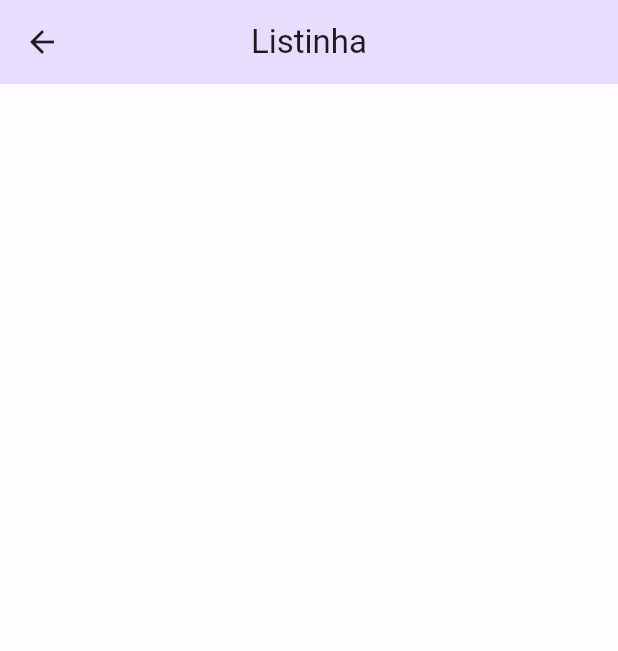
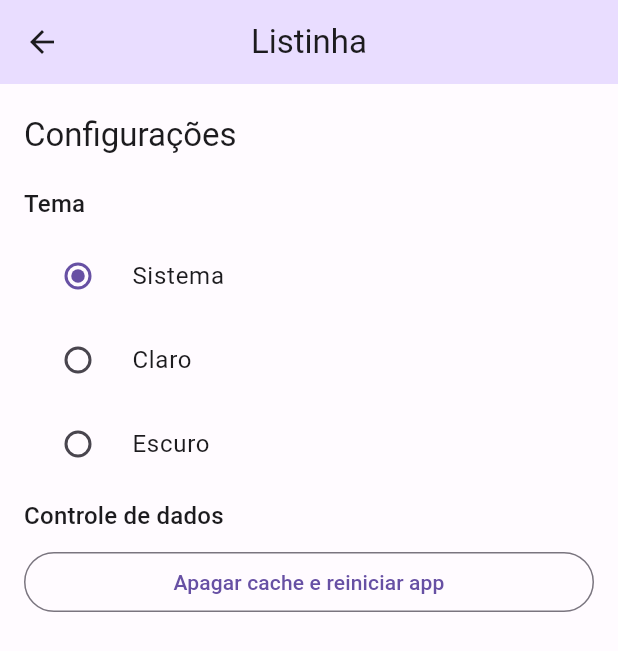
Before and after one commit to alvesluc/listinha, a Flutter app: the SettingsPage screen opened by its route, on a phone screen of 412 x 824 dp. Shown: the top 651 px of the screen. Run offline on Flutter 3.47's test engine with Material 2 defaults, Android fonts, the phone set to English and light mode, and no system bars; our stand-ins replace flutter_modular.

Commit message:
Theme state management

```diff
--- a/lib/src/app_module.dart
+++ b/lib/src/app_module.dart
@@ -1,9 +1,16 @@
 import 'package:flutter_modular/flutter_modular.dart';
 import 'package:listinha/src/settings/settings_page.dart';
+import 'package:listinha/src/shared/stores/app_store.dart';
 
 import 'home/home_module.dart';
 
 class AppModule extends Module {
+  @override
+  List<Bind> get binds => [
+        Bind.singleton((i) => AppStore()),
+        // AutoBind.singleton(AppStore.new)
+      ];
+
   @override
   List<ModularRoute> get routes => [
         ModuleRoute(
--- a/lib/src/app_widget.dart
+++ b/lib/src/app_widget.dart
@@ -1,5 +1,6 @@
 import 'package:flutter/material.dart';
 import 'package:flutter_modular/flutter_modular.dart';
+import 'package:listinha/src/shared/stores/app_store.dart';
 
 part 'package:listinha/src/shared/themes/color_schemes.g.dart';
 part 'package:listinha/src/shared/themes/themes.dart';
@@ -10,10 +11,13 @@ class AppWidget extends StatelessWidget {
   @override
   Widget build(BuildContext context) {
     Modular.setInitialRoute('/home/');
+    final appStore = context.watch<AppStore>(
+      (store) => store.themeMode,
+    );
 
     return MaterialApp.router(
       debugShowCheckedModeBanner: false,
-      themeMode: ThemeMode.light,
+      themeMode: appStore.themeMode.value,
       theme: lightTheme,
       darkTheme: darkTheme,
       routerDelegate: Modular.routerDelegate,
--- a/lib/src/settings/settings_page.dart
+++ b/lib/src/settings/settings_page.dart
@@ -1,4 +1,6 @@
 import 'package:flutter/material.dart';
+import 'package:flutter_modular/flutter_modular.dart';
+import 'package:listinha/src/shared/stores/app_store.dart';
 
 class SettingsPage extends StatefulWidget {
   const SettingsPage({super.key});
@@ -10,10 +12,65 @@ class SettingsPage extends StatefulWidget {
 class _ConfigurationPage extends State<SettingsPage> {
   @override
   Widget build(BuildContext context) {
+    final appStore = context.watch<AppStore>(
+      (store) => store.themeMode,
+    );
+
+    final theme = Theme.of(context);
+    final textTheme = theme.textTheme;
+
     return Scaffold(
       appBar: AppBar(
         title: const Text('Listinha'),
       ),
+      body: ListView(
+        padding: const EdgeInsets.symmetric(
+          vertical: 20,
+          horizontal: 16,
+        ),
+        children: [
+          Text(
+            'Configurações',
+            style: textTheme.titleLarge,
+          ),
+          const SizedBox(height: 20),
+          Text(
+            'Tema',
+            style: textTheme.titleMedium,
+          ),
+          const SizedBox(height: 8),
+          RadioListTile<ThemeMode>(
+            value: ThemeMode.system,
+            groupValue: appStore.themeMode.value,
+            title: const Text('Sistema'),
+            onChanged: appStore.changeThemeMode,
+          ),
+          RadioListTile<ThemeMode>(
+            value: ThemeMode.light,
+            groupValue: appStore.themeMode.value,
+            title: const Text('Claro'),
+            onChanged: appStore.changeThemeMode,
+          ),
+          RadioListTile<ThemeMode>(
+            value: ThemeMode.dark,
+            groupValue: appStore.themeMode.value,
+            title: const Text('Escuro'),
+            onChanged: appStore.changeThemeMode,
+          ),
+          const SizedBox(height: 8),
+          Text(
+            'Controle de dados',
+            style: textTheme.titleMedium,
+          ),
+          const SizedBox(height: 8),
+          OutlinedButton(
+            onPressed: () {},
+            child: const Text(
+              'Apagar cache e reiniciar app',
+            ),
+          )
+        ],
+      ),
     );
   }
 }
--- /dev/null
+++ b/lib/src/shared/stores/app_store.dart
@@ -0,0 +1,13 @@
+import 'package:flutter/material.dart';
+
+class AppStore {
+  final themeMode = ValueNotifier(ThemeMode.system);
+
+  void changeThemeMode(ThemeMode? mode) {
+    if (mode == null) return;
+    themeMode.value = mode;
+    save();
+  }
+
+  void save() {}
+}
```
